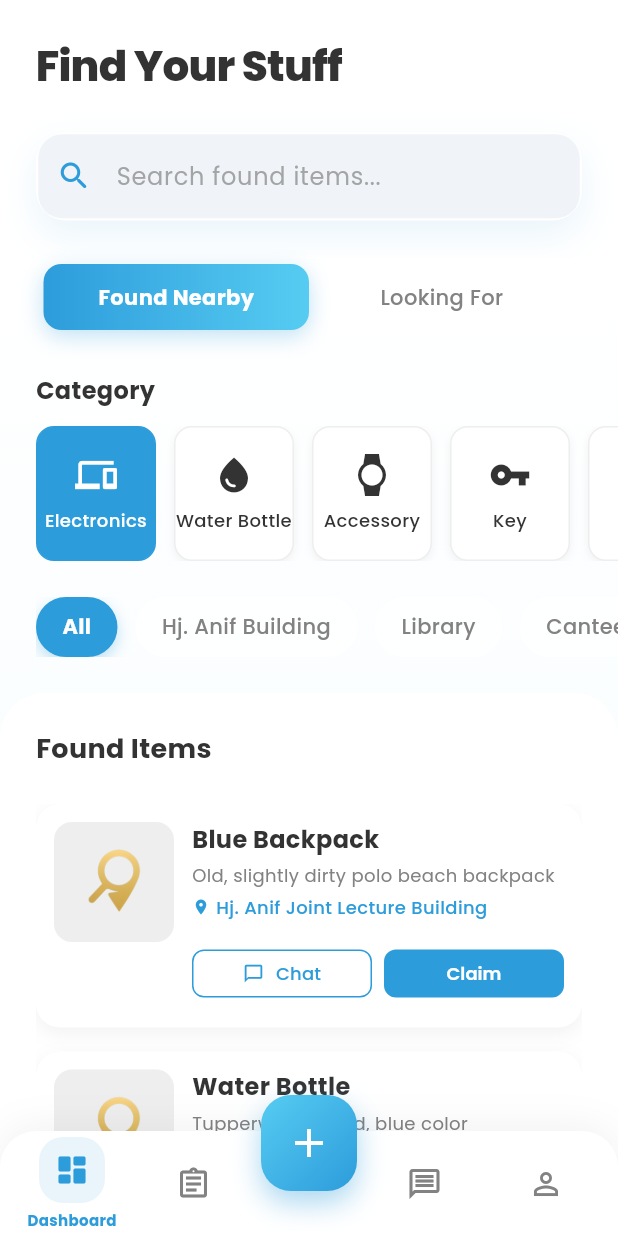
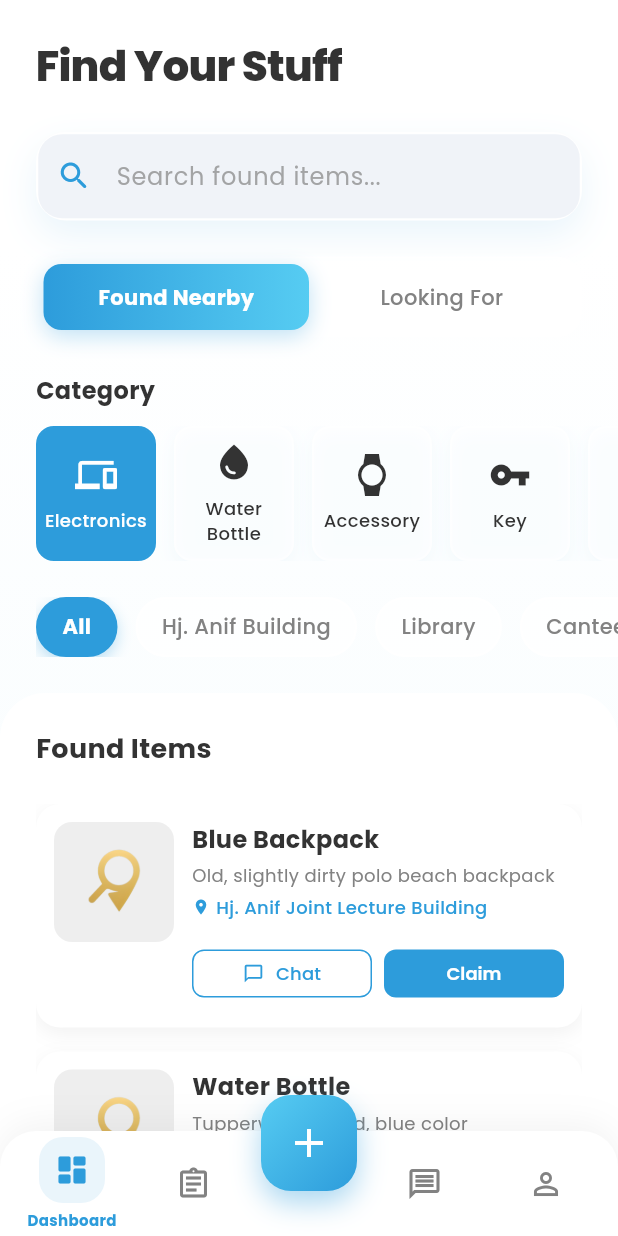
Before and after one commit to RobertOng1/find-my-stuff, a Flutter app: the screen it shows after launch, after a tap on "Login", on a phone screen of 412 x 824 dp. Run offline on Flutter 3.47's test engine with Material 3 defaults, Android fonts, the light colour scheme and no system bars; our stand-ins replace cloud_firestore, firebase_auth, firebase_core, firebase_storage, flutter_animate, flutter_svg and 1 more; accounts and stored records are empty; project files that could hold a hidden picture were left out.

Commit message:
UI/UX FINAL

```diff
--- a/lib/core/theme/app_theme.dart
+++ b/lib/core/theme/app_theme.dart
@@ -64,6 +64,14 @@ class AppTheme {
       ),
 
       useMaterial3: true,
+
+      // Premium Page Transitions
+      pageTransitionsTheme: const PageTransitionsTheme(
+        builders: {
+          TargetPlatform.android: ZoomPageTransitionsBuilder(),
+          TargetPlatform.iOS: ZoomPageTransitionsBuilder(),
+        },
+      ),
     );
   }
 }
--- a/lib/widgets/category_card.dart
+++ b/lib/widgets/category_card.dart
@@ -23,17 +23,18 @@ class CategoryCard extends StatelessWidget {
         width: 80,
         margin: const EdgeInsets.only(right: 12),
         decoration: BoxDecoration(
-          color: isSelected ? AppColors.primaryBlue : Colors.white,
+          color: isSelected ? AppColors.primaryBlue : Colors.white.withOpacity(0.6), // Glass
           borderRadius: BorderRadius.circular(12),
           border: Border.all(
-            color: isSelected ? AppColors.primaryBlue : Colors.grey.shade200,
+            color: isSelected ? AppColors.primaryBlue : Colors.white.withOpacity(0.5),
+            width: 1.5,
           ),
           boxShadow: [
             if (!isSelected)
               BoxShadow(
-                color: Colors.black.withOpacity(0.05),
-                blurRadius: 4,
-                offset: const Offset(0, 2),
+                color: AppColors.primaryBlue.withOpacity(0.05), // Subtle blue tint shadow
+                blurRadius: 10,
+                offset: const Offset(0, 4),
               ),
           ],
         ),
```
Also changed, not shown: lib/features/claim/proof_form_screen.dart (+111 -26 lines), 1 other file.
